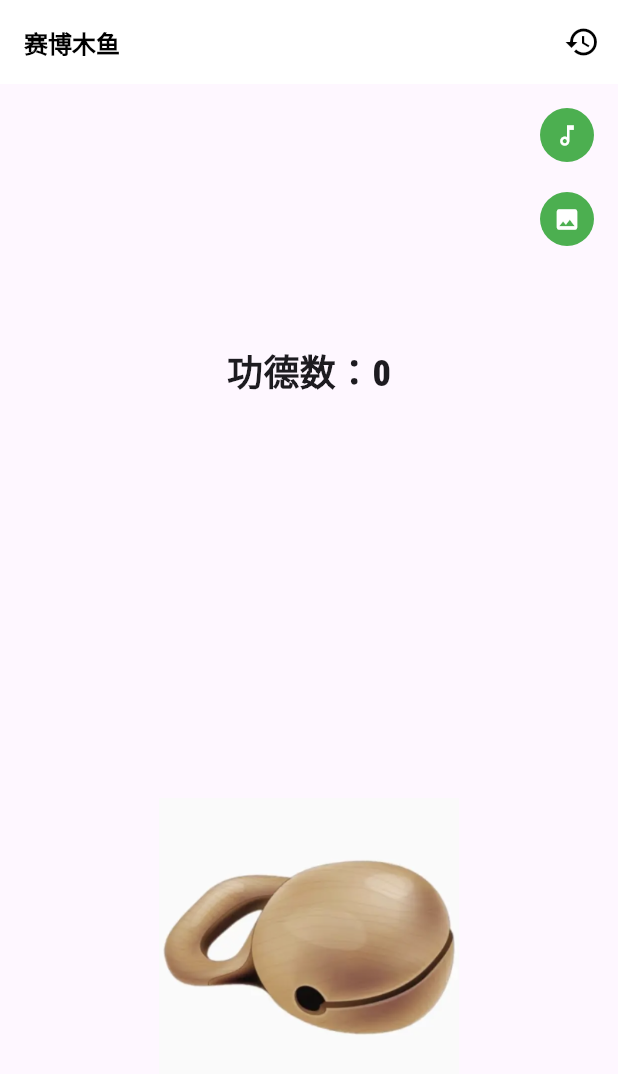
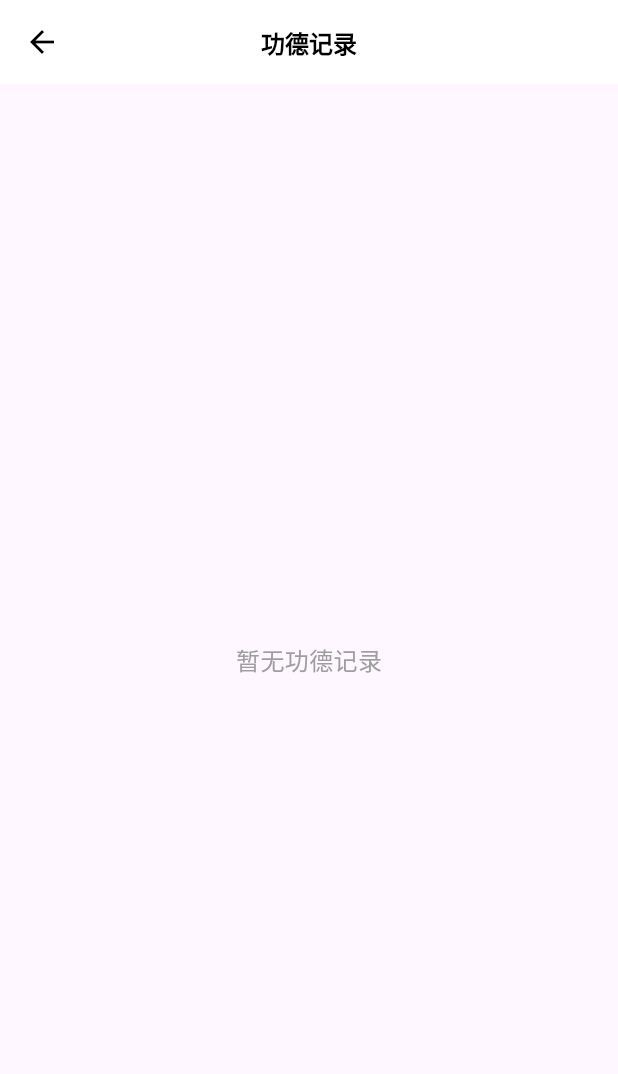
Before and after one commit to KindSeven/MyFlutterStduy, a Flutter app: the screen it shows after launch, after a tap on the "history" icon, on a phone screen of 412 x 824 dp. Shown: the top 1074 px of the screen. Run offline on Flutter 3.47's test engine with Material 3 defaults, Android fonts, the phone set to English and light mode, and no system bars; missing offline and left inert: flame_audio.

Commit message:
完成木鱼

```diff
--- a/lib/muyu/animate_text.dart
+++ b/lib/muyu/animate_text.dart
@@ -34,9 +34,8 @@ class _AnimateTextState extends State<AnimateText>
   @override
   void didUpdateWidget(covariant AnimateText oldWidget) {
     super.didUpdateWidget(oldWidget);
-    if (oldWidget.record.id != widget.record.id) {
       controller.forward(from: 0);
-    }
+
   }
 
   @override
--- a/lib/muyu/merit_record.dart
+++ b/lib/muyu/merit_record.dart
@@ -1,3 +1,6 @@
+import 'package:flutter/material.dart';
+import 'package:intl/intl.dart';
+
 class MeritRecord {
   final String id;
   final int timestamp;
@@ -13,3 +16,58 @@ class MeritRecord {
     this.audio,
   );
 }
+
+class RecordHistory extends StatelessWidget {
+  final List<MeritRecord> records;
+  const RecordHistory({Key? key, required this.records}) : super(key: key);
+
+  PreferredSizeWidget _buildAppBar() => AppBar(
+        iconTheme: const IconThemeData(color: Colors.black),
+        centerTitle: true,
+        backgroundColor: Colors.white,
+        elevation: 0,
+        title: const Text(
+          '功德记录',
+          style: TextStyle(
+              color: Colors.black, fontSize: 16, fontWeight: FontWeight.bold),
+        ),
+      );
+
+  Widget _buildItem(BuildContext context, int index) {
+    DateFormat format = DateFormat("yyyy-MM-dd HH:mm:ss");
+    MeritRecord merit = records[index];
+    String date =
+        format.format(DateTime.fromMillisecondsSinceEpoch(merit.timestamp));
+    return ListTile(
+      leading: CircleAvatar(
+        backgroundColor: Colors.blue,
+        backgroundImage: AssetImage(merit.iamge),
+      ),
+      title: Text("功德+${merit.value}"),
+      subtitle: Text(merit.audio),
+      trailing: Text(
+        date,
+        style: const TextStyle(fontSize: 12, color: Colors.grey),
+      ),
+    );
+  }
+
+  @override
+  Widget build(BuildContext context) {
+    // TODO: implement build
+    return Scaffold(
+      appBar: _buildAppBar(),
+      body: records.isEmpty
+          ? const Center(
+              child: Text(
+                '暂无功德记录',
+                style: TextStyle(fontSize: 16, color: Colors.grey),
+              ),
+            )
+          : ListView.builder(
+              itemBuilder: _buildItem,
+              itemCount: records.length,
+            ),
+    );
+  }
+}
--- a/lib/muyu/muyu_AppBar.dart
+++ b/lib/muyu/muyu_AppBar.dart
@@ -1,12 +1,11 @@
 import 'package:flutter/material.dart';
 
 class MuyuAppBar extends StatelessWidget implements PreferredSizeWidget{
-  const MuyuAppBar({Key? key}) : super(key: key);
+  final VoidCallback _toHistroy;
+  const MuyuAppBar({Key? key,required VoidCallback toHistroy}) : _toHistroy = toHistroy, super(key: key);
 
 
-  void _toHistroy(){
-    //TODO
-  }
+
 
   @override
   Widget build(BuildContext context) {
--- a/lib/muyu/muyupage.dart
+++ b/lib/muyu/muyupage.dart
@@ -87,7 +87,10 @@ class _MuyuPageState extends State<MuyuPage> {
         });
   }
 
-  void _toHistory() {}
+  void _toHistory() {
+    Navigator.of(context).push(MaterialPageRoute(
+        builder: (_) => RecordHistory(records: _record.reversed.toList())));
+  }
 
   void _onKnock() {
     pool?.start();
@@ -95,8 +98,9 @@ class _MuyuPageState extends State<MuyuPage> {
       _cruValue = knockValue;
       _count += _cruValue;
 
-      String id =uuid.v4();
-      _curRecord=MeritRecord(id,DateTime.now().millisecondsSinceEpoch,_cruValue,activeImage,audioOptions[_activeAudioIndex].name);
+      String id = uuid.v4();
+      _curRecord = MeritRecord(id, DateTime.now().millisecondsSinceEpoch,
+          _cruValue, activeImage, audioOptions[_activeAudioIndex].name);
       _record.add(_curRecord!);
     });
     // print( _record);
@@ -115,7 +119,7 @@ class _MuyuPageState extends State<MuyuPage> {
   @override
   Widget build(BuildContext context) {
     return Scaffold(
-        appBar: MuyuAppBar(),
+        appBar: MuyuAppBar(toHistroy: _toHistory,),
         body: Column(
           children: [
             // Text('MuyuPage'),
@@ -130,7 +134,11 @@ class _MuyuPageState extends State<MuyuPage> {
                 image: activeImage,
                 onTap: _onKnock,
               ),
-              if (_cruValue != 0) AnimateText(text: '功德+$_cruValue',record: _curRecord!,)
+              if (_cruValue != 0)
+                AnimateText(
+                  text: '功德+$_cruValue',
+                  record: _curRecord!,
+                )
             ]))
           ],
         ));
--- a/pubspec.yaml
+++ b/pubspec.yaml
@@ -16,6 +16,7 @@ dependencies:
   provider: ^6.0.0
   flame_audio: ^2.11.5
   uuid: ^4.4.2
+  intl: ^0.20.2
 
 
 dev_dependencies:
```
Also changed, not shown: pubspec.lock.
